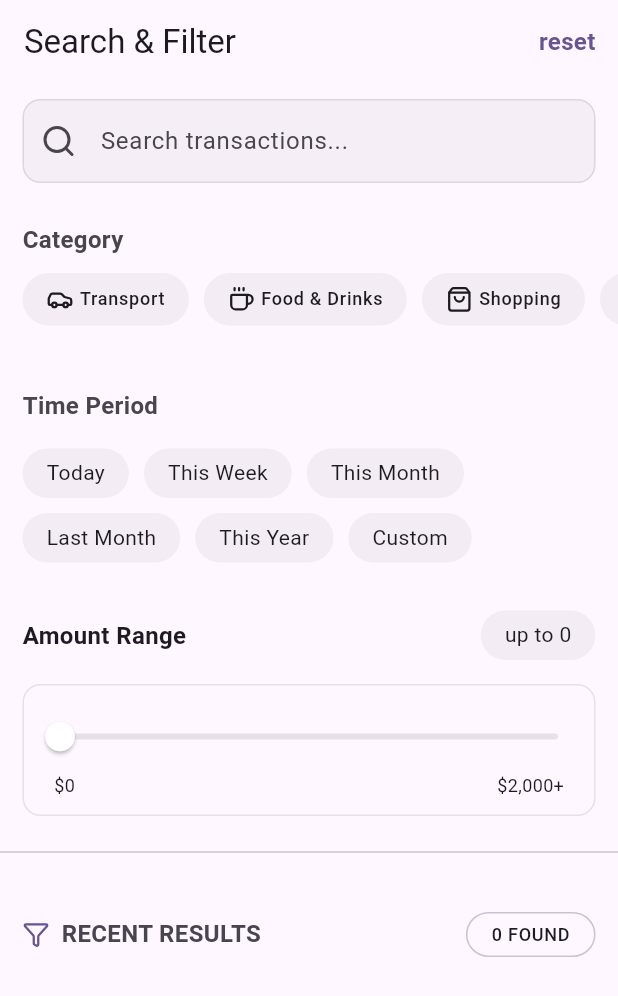
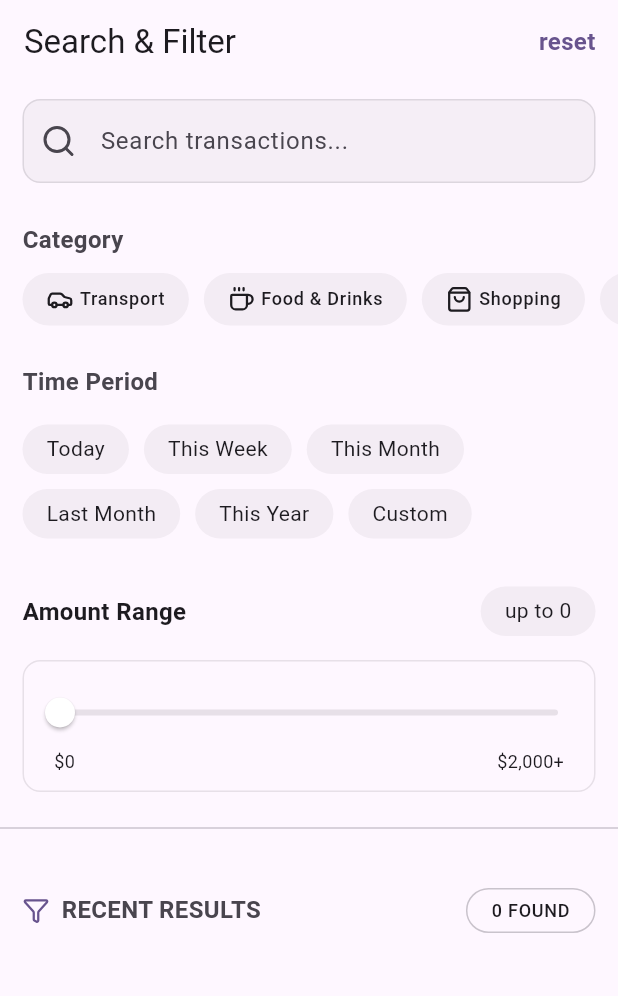
Before and after one commit to demystik/spendly, a Flutter app: the SearchAndFilterScreen screen opened by its route, on a phone screen of 412 x 824 dp. Shown: the top 996 px of the screen. Run offline on Flutter 3.47's test engine with Material 3 defaults, Android fonts, the phone set to English and light mode, and no system bars; our stand-ins replace flutter_svg, go_router, lucide_icons_flutter; Roboto replaces fonts that are missing (YourFontFamily).

Commit message:
spaced added

```diff
--- a/lib/screens/search_and_filter_screen.dart
+++ b/lib/screens/search_and_filter_screen.dart
@@ -104,7 +104,7 @@ class _SearchAndFilterScreenState extends State<SearchAndFilterScreen> {
               ),
             ),
             SizedBox(height: AppSpacing.md),
-            SizedBox(height: AppSpacing.md),
+
 
             //Filter Time Period____________________________________________
             Padding(
```
